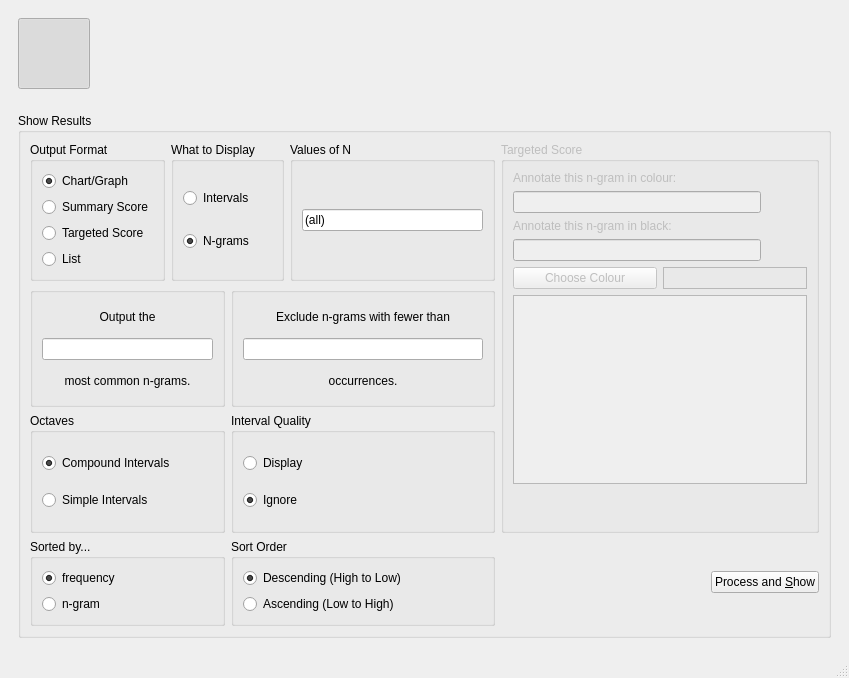
First picture: the form in gui_files/new_main_window.ui, repository ELVIS-Project/vis-framework, before the edit.
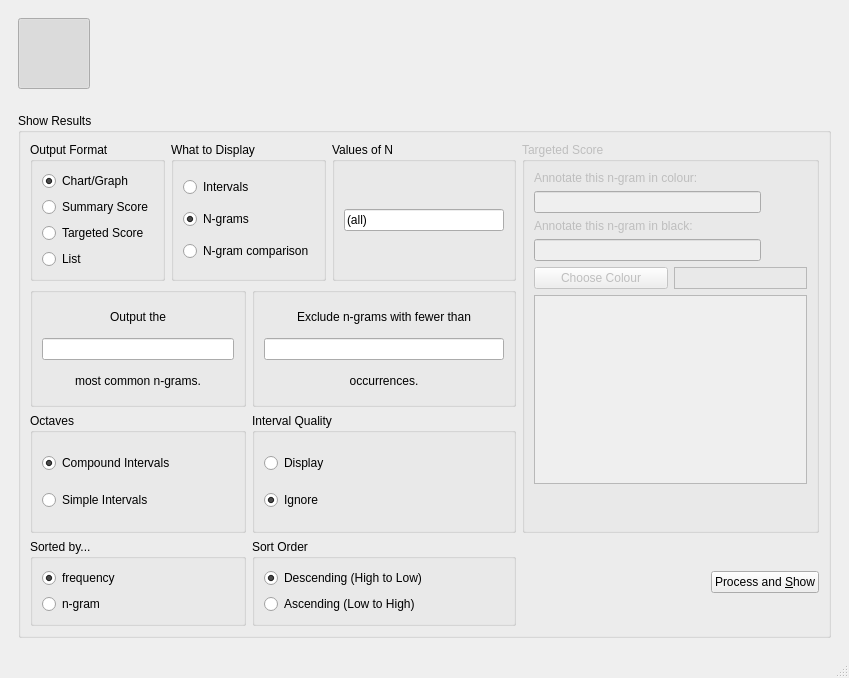
Second picture: the form after the edit. Icons and pictures are not drawn.

Commit message:
added GUI implementation for compare
works with a drag and drop interface, but doesn't actually display
anything at the end of the day.

Patch:
```diff
--- a/gui_files/new_main_window.ui
+++ b/gui_files/new_main_window.ui
@@ -670,6 +670,13 @@
                 </property>
                </widget>
               </item>
+              <item>
+               <widget class="QRadioButton" name="rdo_compare">
+                <property name="text">
+                 <string>N-gram comparison</string>
+                </property>
+               </widget>
+              </item>
              </layout>
             </widget>
            </item>
```
The commit also changes 5 other files.
